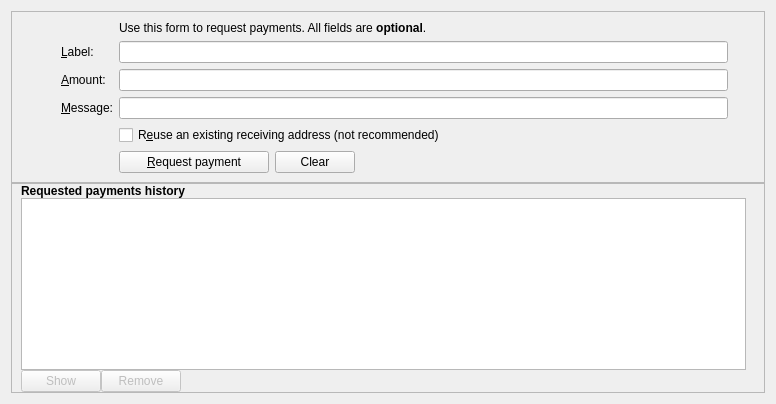
Before: the Qt Designer form src/qt/forms/receivecoinsdialog.ui in odrowonz/atbcoin-insight, drawn with Qt 5.
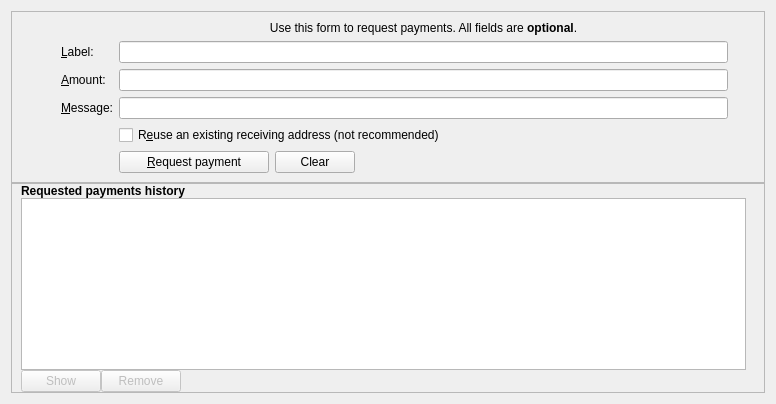
After: the same form once the commit is applied. Icons and pictures are not drawn. Custom widgets are drawn as their Qt base class.

Diff of the .ui file:
```diff
--- a/src/qt/forms/receivecoinsdialog.ui
+++ b/src/qt/forms/receivecoinsdialog.ui
@@ -69,6 +69,9 @@
           <property name="text">
            <string>Use this form to request payments. All fields are &lt;b&gt;optional&lt;/b&gt;.</string>
           </property>
+          <property name="alignment">
+           <set>Qt::AlignCenter</set>
+          </property>
          </widget>
         </item>
         <item row="4" column="1">
```
Left out of the diff: 2 changed lines with no effect on the pictures.
